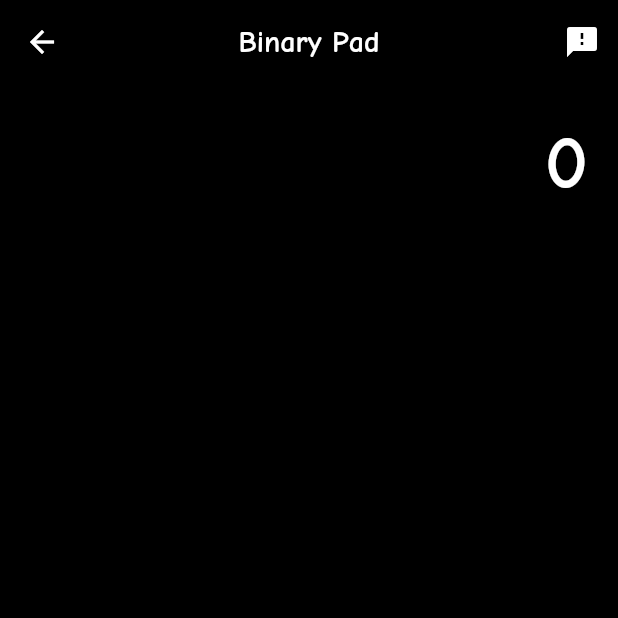
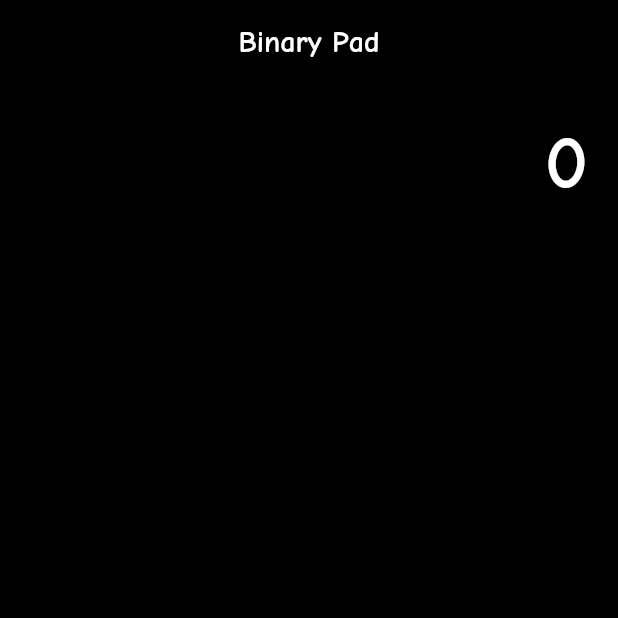
Before and after one commit to 0xmeetdev/calculator_flutter_app, a Flutter app: the screen it shows after launch, after a tap on the "arrow back" icon, on a phone screen of 412 x 824 dp, the top half of it. Run offline on Flutter 3.47's test engine with Material 2 defaults, Android fonts, the phone set to English and light mode, and no system bars.

```diff
--- a/lib/main.dart
+++ b/lib/main.dart
@@ -123,7 +123,10 @@ class _HomeScreen extends State<HomeScreen> {
       backgroundColor: Colors.black,
       appBar: AppBar(
         leading: IconButton(
-          icon: Icon(Icons.arrow_back),
+          icon: Icon(
+            Icons.arrow_back,
+            color: Colors.black,
+          ),
           onPressed: () {},
         ),
         backgroundColor: Colors.black,
@@ -133,7 +136,12 @@ class _HomeScreen extends State<HomeScreen> {
               TextStyle(fontFamily: "ComicNeue", fontWeight: FontWeight.w700),
         ),
         actions: <Widget>[
-          IconButton(icon: Icon(Icons.feedback), onPressed: () {})
+          IconButton(
+              icon: Icon(
+                Icons.feedback,
+                color: Colors.black,
+              ),
+              onPressed: () {})
         ],
         centerTitle: true,
       ),
--- a/lib/splash.dart
+++ b/lib/splash.dart
@@ -11,7 +11,8 @@ class _SplashScreen extends State<SplashScreen> {
   @override
   void initState() {
     super.initState();
-    Timer(Duration(seconds: 2), () => Navigator.pushNamed(context, "/home"));
+    Future.delayed(
+        Duration(seconds: 1), () => Navigator.pushNamed(context, "/home"));
   }
 
   @override
```
Also changed, not shown: pubspec.yaml (+7 -0 lines), logo/logo.png (added), pubspec.lock, 27 other files.
